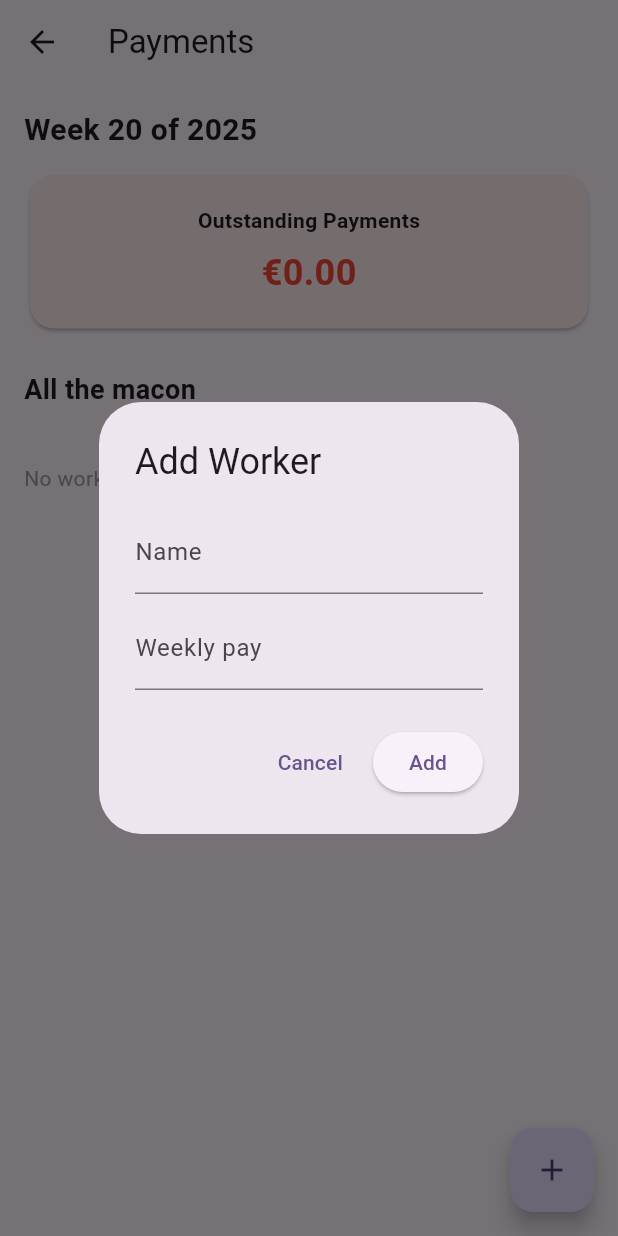
After one commit to KugleBlitz007/vohi_tsoa, a Flutter app: the PaymentsScreen screen opened directly, after a tap on the "add" icon, on a phone screen of 412 x 824 dp. The commit adds this screen. Run offline on Flutter 3.47's test engine with Material 3 defaults, Android fonts, the phone set to English and light mode, and no system bars; our stand-ins replace cloud_firestore, firebase_auth, firebase_core; accounts and stored records are empty.

Commit message:
Implemented the Worker page
- Need other logic to automatically report the past week balance to the next week

```diff
--- a/lib/main.dart
+++ b/lib/main.dart
@@ -4,6 +4,7 @@ import 'package:firebase_auth/firebase_auth.dart';
 import 'screens/login_screen.dart';
 import 'screens/test_items_screen.dart';
 import 'screens/reservation_screen.dart';
+import 'screens/payments_screen.dart';
 import 'services/auth_service.dart';
 import 'models/home_section.dart';
 
@@ -180,6 +181,11 @@ class _MyHomePageState extends State<MyHomePage> {
                     context,
                     MaterialPageRoute(builder: (context) => const ReservationScreen()),
                   );
+                } else if (index == 1) {
+                  Navigator.push(
+                    context,
+                    MaterialPageRoute(builder: (context) => const PaymentsScreen()),
+                  );
                 }
                 // TODO: Add navigation for other sections
               },
--- /dev/null
+++ b/lib/models/worker.dart
@@ -0,0 +1,44 @@
+class Worker {
+  final String id;
+  final String name;
+  final double weeklyPay;
+  final Map<int, double> unpaidWeeks; // weekNumber -> amount
+  final double advanceAmount;
+  final bool advanceNextWeek;
+
+  Worker({
+    required this.id,
+    required this.name,
+    required this.weeklyPay,
+    required this.unpaidWeeks,
+    required this.advanceAmount,
+    required this.advanceNextWeek,
+  });
+
+  factory Worker.fromMap(Map<String, dynamic> map, String id) {
+    final unpaidWeeksMap = <int, double>{};
+    if (map['unpaidWeeks'] != null) {
+      (map['unpaidWeeks'] as Map<String, dynamic>).forEach((k, v) {
+        unpaidWeeksMap[int.parse(k)] = (v as num).toDouble();
+      });
+    }
+    return Worker(
+      id: id,
+      name: map['name'] ?? '',
+      weeklyPay: (map['weeklyPay'] ?? 0).toDouble(),
+      unpaidWeeks: unpaidWeeksMap,
+      advanceAmount: (map['advanceAmount'] ?? 0).toDouble(),
+      advanceNextWeek: map['advanceNextWeek'] ?? false,
+    );
+  }
+
+  Map<String, dynamic> toMap() {
+    return {
+      'name': name,
+      'weeklyPay': weeklyPay,
+      'unpaidWeeks': unpaidWeeks.map((k, v) => MapEntry(k.toString(), v)),
+      'advanceAmount': advanceAmount,
+      'advanceNextWeek': advanceNextWeek,
+    };
+  }
+}
--- /dev/null
+++ b/lib/models/worker_week.dart
@@ -0,0 +1,39 @@
+class WorkerWeek {
+  final int weekNumber;
+  final int year;
+  double payAmount;
+  bool paid;
+  double advance; // advance applied this week
+  double advanceNextWeek; // advance to be applied next week
+
+  WorkerWeek({
+    required this.weekNumber,
+    required this.year,
+    required this.payAmount,
+    this.paid = false,
+    this.advance = 0,
+    this.advanceNextWeek = 0,
+  });
+
+  factory WorkerWeek.fromMap(Map<String, dynamic> map) {
+    return WorkerWeek(
+      weekNumber: map['weekNumber'],
+      year: map['year'],
+      payAmount: (map['payAmount'] ?? 0).toDouble(),
+      paid: map['paid'] ?? false,
+      advance: (map['advance'] ?? 0).toDouble(),
+      advanceNextWeek: (map['advanceNextWeek'] ?? 0).toDouble(),
+    );
+  }
+
+  Map<String, dynamic> toMap() {
+    return {
+      'weekNumber': weekNumber,
+      'year': year,
+      'payAmount': payAmount,
+      'paid': paid,
+      'advance': advance,
+      'advanceNextWeek': advanceNextWeek,
+    };
+  }
+}
--- /dev/null
+++ b/lib/screens/payments_screen.dart
@@ -0,0 +1,312 @@
+import 'package:flutter/material.dart';
+import 'package:intl/intl.dart';
+import '../models/worker.dart';
+import '../services/worker_service.dart';
+
+class PaymentsScreen extends StatefulWidget {
+  const PaymentsScreen({super.key});
+
+  @override
+  State<PaymentsScreen> createState() => _PaymentsScreenState();
+}
+
+class _PaymentsScreenState extends State<PaymentsScreen> {
+  final WorkerService _workerService = WorkerService();
+
+  // At the top of your PaymentsScreen class (for dev only)
+  DateTime simulatedNow = DateTime(2025, 5, 12); // Set to any date you want
+
+  int? lastWeekNumber;
+
+  int getCurrentWeekNumber() {
+    //final now = DateTime.now();
+    final now = simulatedNow; // Use simulatedNow instead of DateTime.now()
+    final firstDayOfYear = DateTime(now.year, 1, 1);
+    final daysPassed = now.difference(firstDayOfYear).inDays;
+    return ((daysPassed + firstDayOfYear.weekday) / 7).ceil();
+  }
+
+  void _showAddWorkerDialog() {
+    final _formKey = GlobalKey<FormState>();
+    final nameController = TextEditingController();
+    final weeklyPayController = TextEditingController();
+    showDialog(
+      context: context,
+      builder: (context) => AlertDialog(
+        title: const Text('Add Worker'),
+        content: Form(
+          key: _formKey,
+          child: Column(
+            mainAxisSize: MainAxisSize.min,
+            children: [
+              TextFormField(
+                controller: nameController,
+                decoration: const InputDecoration(labelText: 'Name'),
+                validator: (v) => v == null || v.isEmpty ? 'Required' : null,
+              ),
+              const SizedBox(height: 8),
+              TextFormField(
+                controller: weeklyPayController,
+                decoration: const InputDecoration(labelText: 'Weekly pay'),
+                keyboardType: TextInputType.number,
+                validator: (v) => v == null || v.isEmpty ? 'Required' : null,
+              ),
+            ],
+          ),
+        ),
+        actions: [
+          TextButton(
+            onPressed: () => Navigator.pop(context),
+            child: const Text('Cancel'),
+          ),
+          ElevatedButton(
+            onPressed: () async {
+              if (_formKey.currentState!.validate()) {
+                final worker = Worker(
+                  id: '',
+                  name: nameController.text.trim(),
+                  weeklyPay: double.tryParse(weeklyPayController.text) ?? 0,
+                  unpaidWeeks: {},
+                  advanceAmount: 0,
+                  advanceNextWeek: false,
+                );
+                await _workerService.addWorker(worker);
+                if (mounted) Navigator.pop(context);
+              }
+            },
+            child: const Text('Add'),
+          ),
+        ],
+      ),
+    );
+  }
+
+  double _calculateAmountToPay(Worker w, int weekNumber) {
+    double unpaid = 0;
+    w.unpaidWeeks.forEach((k, v) {
+      if (k < weekNumber) unpaid += v;
+    });
+    double advance = 0;
+    if (!w.advanceNextWeek) {
+      advance = w.advanceAmount;
+    }
+    return w.weeklyPay + unpaid - advance;
+  }
+
+  @override
+  Widget build(BuildContext context) {
+    final weekNumber = getCurrentWeekNumber();
+    final year = simulatedNow.year;
+    return Scaffold(
+      appBar: AppBar(title: const Text('Payments')),
+      body: StreamBuilder<List<Worker>>(
+        stream: _workerService.getWorkersForCurrentWeek(),
+        builder: (context, snapshot) {
+          if (snapshot.hasError) {
+            return Center(child: Text('Error: \\${snapshot.error}'));
+          }
+          if (snapshot.connectionState == ConnectionState.waiting) {
+            return const Center(child: CircularProgressIndicator());
+          }
+          final workers = snapshot.data ?? [];
+
+          // Auto-uncheck advanceNextWeek if week has changed
+          if (lastWeekNumber != null && weekNumber != lastWeekNumber) {
+            for (final w in workers) {
+              if (w.advanceNextWeek && w.advanceAmount > 0) {
+                final updated = Worker(
+                  id: w.id,
+                  name: w.name,
+                  weeklyPay: w.weeklyPay,
+                  unpaidWeeks: w.unpaidWeeks,
+                  advanceAmount: w.advanceAmount,
+                  advanceNextWeek: false,
+                );
+                _workerService.updateWorker(updated);
+              }
+            }
+          }
+          lastWeekNumber = weekNumber;
+
+          final totalToPay = workers.fold<double>(0, (sum, w) => sum + _calculateAmountToPay(w, weekNumber));
+          return ListView(
+            padding: const EdgeInsets.all(16),
+            children: [
+              Text('Week $weekNumber of $year', style: const TextStyle(fontSize: 20, fontWeight: FontWeight.bold)),
+              const SizedBox(height: 12),
+              Card(
+                color: Colors.red[50],
+                shape: RoundedRectangleBorder(borderRadius: BorderRadius.circular(16)),
+                child: Padding(
+                  padding: const EdgeInsets.all(20),
+                  child: Column(
+                    children: [
+                      const Text('Outstanding Payments', style: TextStyle(fontWeight: FontWeight.bold)),
+                      const SizedBox(height: 8),
+                      Text('€${totalToPay.toStringAsFixed(2)}', style: const TextStyle(fontSize: 24, color: Colors.red, fontWeight: FontWeight.bold)),
+                    ],
+                  ),
+                ),
+              ),
+              const SizedBox(height: 24),
+              const Text('All the macon', style: TextStyle(fontSize: 18, fontWeight: FontWeight.bold)),
+              const SizedBox(height: 12),
+              ...workers.map((w) => Card(
+                shape: RoundedRectangleBorder(borderRadius: BorderRadius.circular(14)),
+                child: ListTile(
+                  title: Text(w.name, style: const TextStyle(fontWeight: FontWeight.bold)),
+                  subtitle: w.advanceAmount > 0
+                      ? Text('Advance: €${w.advanceAmount.toStringAsFixed(2)}' + (w.advanceNextWeek ? ' (next week)' : ''))
+                      : null,
+                  trailing: Text('€${_calculateAmountToPay(w, weekNumber).toStringAsFixed(2)}', style: const TextStyle(fontWeight: FontWeight.bold, color: Colors.red)),
+                  onTap: () {
+                    showDialog(
+                      context: context,
+                      builder: (context) => _EditWorkerDialog(worker: w, workerService: _workerService, currentWeek: weekNumber),
+                    );
+                  },
+                ),
+              )),
+              if (workers.isEmpty)
+                const Padding(
+                  padding: EdgeInsets.symmetric(vertical: 24),
+                  child: Text('No workers to pay this week.', style: TextStyle(color: Colors.grey)),
+                ),
+            ],
+          );
+        },
+      ),
+      floatingActionButton: FloatingActionButton(
+        onPressed: _showAddWorkerDialog,
+        child: const Icon(Icons.add),
+      ),
+    );
+  }
+}
+
+class _EditWorkerDialog extends StatefulWidget {
+  final Worker worker;
+  final WorkerService workerService;
+  final int currentWeek;
+  const _EditWorkerDialog({required this.worker, required this.workerService, required this.currentWeek});
+
+  @override
+  State<_EditWorkerDialog> createState() => _EditWorkerDialogState();
+}
+
+class _EditWorkerDialogState extends State<_EditWorkerDialog> {
+  late TextEditingController nameController;
+  late TextEditingController weeklyPayController;
+  late TextEditingController advanceController;
+  bool advanceNextWeek = false;
+  final _formKey = GlobalKey<FormState>();
+  late Map<int, double> unpaidWeeks;
+  late Map<int, bool> paidWeeks;
+
+  @override
+  void initState() {
+    super.initState();
+    nameController = TextEditingController(text: widget.worker.name);
+    weeklyPayController = TextEditingController(text: widget.worker.weeklyPay.toString());
+    advanceController = TextEditingController(text: widget.worker.advanceAmount.toString());
+    advanceNextWeek = widget.worker.advanceNextWeek;
+    unpaidWeeks = Map<int, double>.from(widget.worker.unpaidWeeks);
+    paidWeeks = {for (var k in unpaidWeeks.keys) k: false};
+  }
+
+  @override
+  Widget build(BuildContext context) {
+    return AlertDialog(
+      title: const Text('Edit Worker'),
+      content: Form(
+        key: _formKey,
+        child: SingleChildScrollView(
+          child: Column(
+            mainAxisSize: MainAxisSize.min,
+            children: [
+              TextFormField(
+                controller: nameController,
+                decoration: const InputDecoration(labelText: 'Name'),
+                validator: (v) => v == null || v.isEmpty ? 'Required' : null,
+              ),
+              const SizedBox(height: 8),
+              TextFormField(
+                controller: weeklyPayController,
+                decoration: const InputDecoration(labelText: 'Weekly pay'),
+                keyboardType: TextInputType.number,
+                validator: (v) => v == null || v.isEmpty ? 'Required' : null,
+              ),
+              const SizedBox(height: 8),
+              Row(
+                children: [
+                  Expanded(
+                    child: TextFormField(
+                      controller: advanceController,
+                      decoration: const InputDecoration(labelText: 'Advance'),
+                      keyboardType: TextInputType.number,
+                    ),
+                  ),
+                  Checkbox(
+                    value: advanceNextWeek,
+                    onChanged: (val) {
+                      setState(() => advanceNextWeek = val ?? false);
+                    },
+                  ),
+                  const Text('Report to next week'),
+                ],
+              ),
+              const SizedBox(height: 8),
+              if (unpaidWeeks.isNotEmpty)
+                Column(
+                  crossAxisAlignment: CrossAxisAlignment.start,
+                  children: [
+                    const Text('Unpaid Weeks:', style: TextStyle(fontWeight: FontWeight.bold)),
+                    ...unpaidWeeks.entries.map((e) => Row(
+                      children: [
+                        Expanded(child: Text('Week ${e.key}: €${e.value.toStringAsFixed(2)}')),
+                        Checkbox(
+                          value: paidWeeks[e.key] ?? false,
+                          onChanged: (val) {
+                            setState(() {
+                              paidWeeks[e.key] = val ?? false;
+                            });
+                          },
+                        ),
+                        const Text('Paid'),
+                      ],
+                    )),
+                  ],
+                ),
+            ],
+          ),
+        ),
+      ),
+      actions: [
+        TextButton(
+          onPressed: () => Navigator.pop(context),
+          child: const Text('Cancel'),
+        ),
+        ElevatedButton(
+          onPressed: () async {
+            if (_formKey.currentState!.validate()) {
+              // Remove paid weeks
+              final updatedUnpaidWeeks = Map<int, double>.from(unpaidWeeks)
+                ..removeWhere((k, v) => paidWeeks[k] == true);
+              final updated = Worker(
+                id: widget.worker.id,
+                name: nameController.text.trim(),
+                weeklyPay: double.tryParse(weeklyPayController.text) ?? 0,
+                unpaidWeeks: updatedUnpaidWeeks,
+                advanceAmount: double.tryParse(advanceController.text) ?? 0,
+                advanceNextWeek: advanceNextWeek,
+              );
+              await widget.workerService.updateWorker(updated);
+              if (mounted) Navigator.pop(context);
+            }
+          },
+          child: const Text('Save'),
+        ),
+      ],
+    );
+  }
+}
--- /dev/null
+++ b/lib/services/worker_service.dart
@@ -0,0 +1,25 @@
+import 'package:cloud_firestore/cloud_firestore.dart';
+import '../models/worker.dart';
+
+class WorkerService {
+  final FirebaseFirestore _firestore = FirebaseFirestore.instance;
+  final String _collection = 'workers';
+
+  Stream<List<Worker>> getWorkersForCurrentWeek() {
+    // For now, fetch all workers. You can add week filtering logic if needed.
+    return _firestore
+        .collection(_collection)
+        .snapshots()
+        .map((snapshot) => snapshot.docs
+            .map((doc) => Worker.fromMap(doc.data(), doc.id))
+            .toList());
+  }
+
+  Future<void> addWorker(Worker worker) async {
+    await _firestore.collection(_collection).add(worker.toMap());
+  }
+
+  Future<void> updateWorker(Worker worker) async {
+    await _firestore.collection(_collection).doc(worker.id).update(worker.toMap());
+  }
+}
```
Also changed, not shown: 1 other file.
